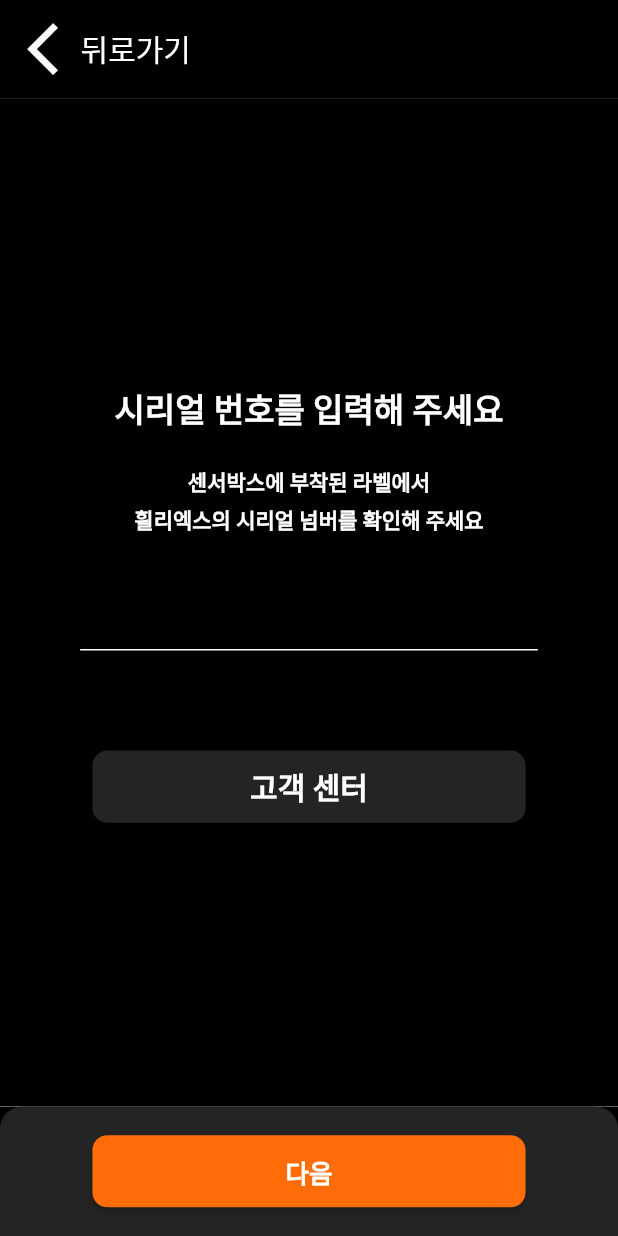
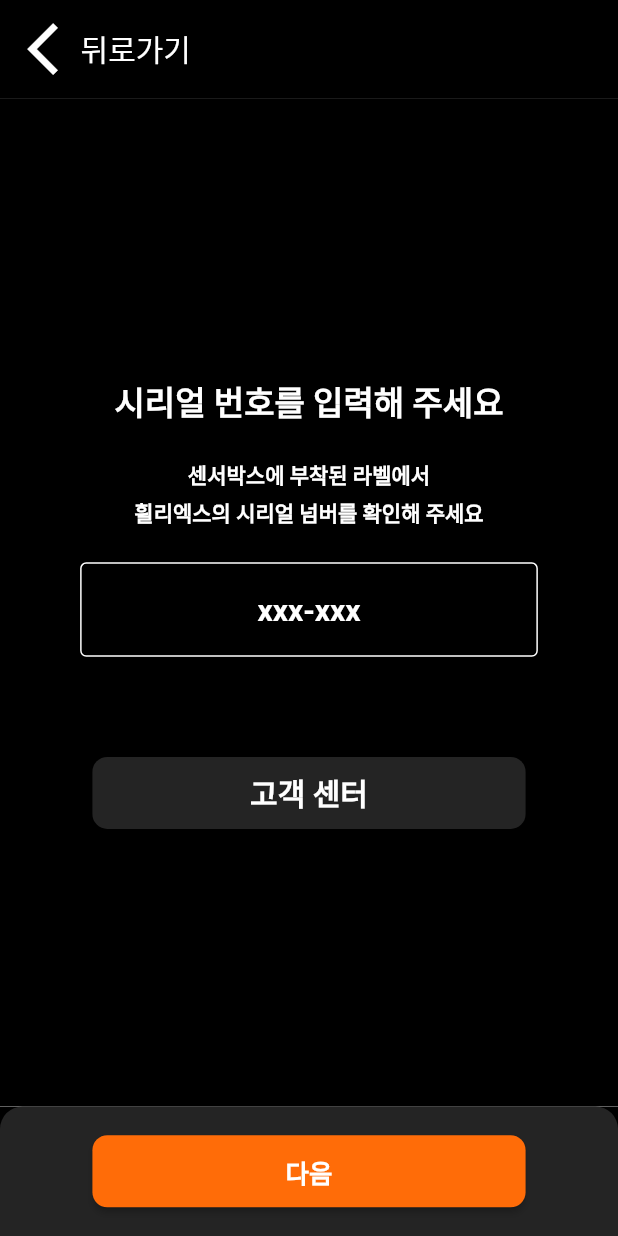
Before and after one commit to gwanhun/WheelyUI, a Flutter app: the screen it shows after launch, on a phone screen of 412 x 824 dp. Run offline on Flutter 3.47's test engine with Material 2 defaults, Android fonts, the phone set to English and light mode, and no system bars; our stand-ins replace flutter_screenutil, flutter_svg.

Commit message:
fix serialkey page

```diff
--- a/lib/mobile_serila_key_page.dart
+++ b/lib/mobile_serila_key_page.dart
@@ -141,7 +141,19 @@ class _MobileSerialKeyPageState extends State<MobileSerialKeyPage>
                             children: [
                               TextFormField(
                                 textInputAction: TextInputAction.done,
-                                decoration: textInputDecor(''),
+                                decoration: InputDecoration(
+                                    hintStyle: TextStyle(
+                                      color: Colors.white,
+                                      fontSize: 20,
+                                      fontWeight: FontWeight.bold,
+                                    ),
+                                    hintText: 'xxx-xxx',
+                                    enabledBorder: OutlineInputBorder(
+                                        borderSide: BorderSide(
+                                            color: Colors.white, width: 1.0)),
+                                    border: OutlineInputBorder(
+                                        borderSide: BorderSide(
+                                            color: Colors.white, width: 1.0))),
                                 style: TextStyle(
                                   color: Colors.white,
                                   fontSize: 14,
@@ -150,6 +162,7 @@ class _MobileSerialKeyPageState extends State<MobileSerialKeyPage>
                                 validator: (text) {
                                   if (text == null) {}
                                 },
+                                textAlign: TextAlign.center,
                               ),
                               SizedBox(
                                 height: 75.h,
```
